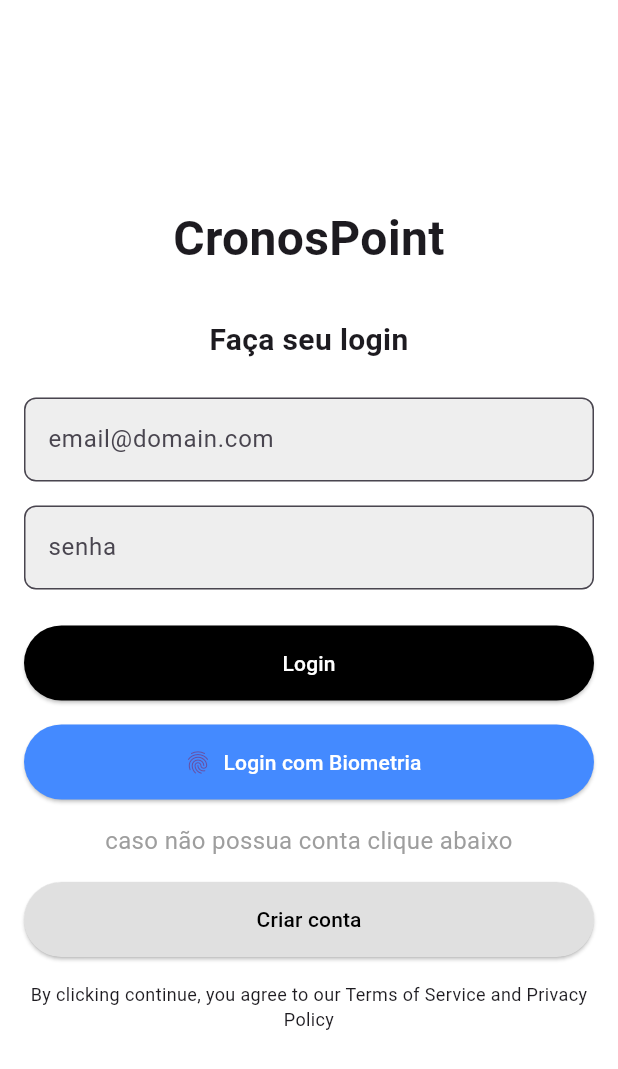
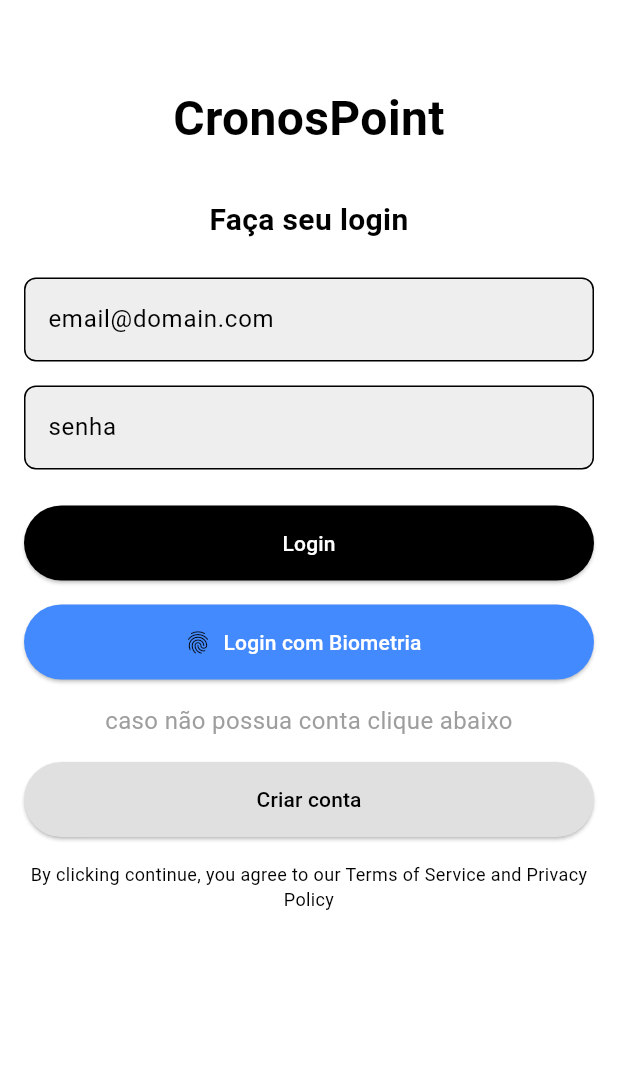
Before and after one commit to VBDomingos/chronos, a Flutter app: the screen it shows after launch, on a phone screen of 412 x 824 dp. Shown: the top 1069 px of the screen. Run offline on Flutter 3.47's test engine with Material 3 defaults, Android fonts, the phone set to English and light mode, and no system bars; our stand-ins replace cloud_firestore, firebase_auth, firebase_core, flutter_masked_text2, local_auth; accounts and stored records are empty.

Commit message:
feat: corrigindo tema

```diff
--- a/lib/views/app.dart
+++ b/lib/views/app.dart
@@ -12,7 +12,34 @@ class ChronosPointApp extends StatelessWidget {
   Widget build(BuildContext context) {
     return MaterialApp(
       debugShowCheckedModeBanner: false,
-        theme: ThemeData(useMaterial3: true),
+      theme: ThemeData(
+        useMaterial3: true,
+        primaryColor: Colors.white,
+        scaffoldBackgroundColor: Colors.white,
+        colorScheme: ColorScheme.fromSwatch().copyWith(
+          primary: Colors.blueAccent, // Cor primária do tema
+          secondary: Colors.greenAccent, // Cor secundária para contrastes
+        ),
+        elevatedButtonTheme: ElevatedButtonThemeData(
+          style: ElevatedButton.styleFrom(
+            backgroundColor: Colors.grey[300],
+            foregroundColor: Colors.black,
+          ),
+        ),
+        appBarTheme: const AppBarTheme(
+          backgroundColor: Colors.white,
+          iconTheme: IconThemeData(color: Colors.black),
+          titleTextStyle: TextStyle(color: Colors.black, fontSize: 20),
+        ),
+        dialogTheme: const DialogTheme(
+          backgroundColor: Colors.white,
+          titleTextStyle: TextStyle(color: Colors.black, fontSize: 18),
+          contentTextStyle: TextStyle(color: Colors.black),
+        ),
+        bottomAppBarTheme: const BottomAppBarTheme(
+          color: Colors.white,
+        ),
+      ),
       routes: {
         "/login": (context) => LoginScreen(),
         "/new-account": (context) => RegisterScreen(),
@@ -22,6 +49,7 @@ class ChronosPointApp extends StatelessWidget {
         builder: (context, AsyncSnapshot<User?> snapshot) {
           return LoginScreen();
         },
-        ));
+      ),
+    );
   }
 }
--- a/lib/views/tela_login.dart
+++ b/lib/views/tela_login.dart
@@ -37,7 +37,8 @@ class LoginScreen extends StatelessWidget {
           errorMessage = 'O endereço de e-mail fornecido é inválido.';
           break;
         case 'user-disabled':
-          errorMessage = 'Esta conta foi desativada. Entre em contato com o suporte.';
+          errorMessage =
+              'Esta conta foi desativada. Entre em contato com o suporte.';
           break;
         case 'user-not-found':
           errorMessage = 'Nenhuma conta encontrada com este e-mail.';
@@ -91,13 +92,18 @@ class LoginScreen extends StatelessWidget {
   Widget build(BuildContext context) {
     return Scaffold(
       backgroundColor: Colors.white,
-      body: Padding(
+      body: SafeArea(
+        // Adiciona SafeArea aqui
+        child: SingleChildScrollView(
+          child: Padding(
             padding: const EdgeInsets.all(16.0),
             child: Center(
               child: Column(
                 mainAxisAlignment: MainAxisAlignment.center,
                 crossAxisAlignment: CrossAxisAlignment.stretch,
                 children: [
+                  const SizedBox(
+                      height: 40.0), // Adiciona um espaçamento no topo
                   const Text(
                     'CronosPoint',
                     style: TextStyle(
@@ -161,7 +167,7 @@ class LoginScreen extends StatelessWidget {
                   ),
                   const SizedBox(height: 16.0),
 
-              // Button for biometric login
+                  // Botão para login biométrico
                   SizedBox(
                     height: 50.0,
                     child: ElevatedButton.icon(
@@ -199,7 +205,8 @@ class LoginScreen extends StatelessWidget {
                       onPressed: () {
                         Navigator.push(
                           context,
-                      MaterialPageRoute(builder: (context) => RegisterScreen()),
+                          MaterialPageRoute(
+                              builder: (context) => RegisterScreen()),
                         );
                       },
                       child: const Text(
@@ -219,6 +226,8 @@ class LoginScreen extends StatelessWidget {
               ),
             ),
           ),
+        ),
+      ),
     );
   }
 }
```
Also changed, not shown: lib/views/history.dart (+26 -3 lines), lib/views/user_screen.dart (+18 -3 lines). Lines whose indentation alone changed are shown as unchanged.
